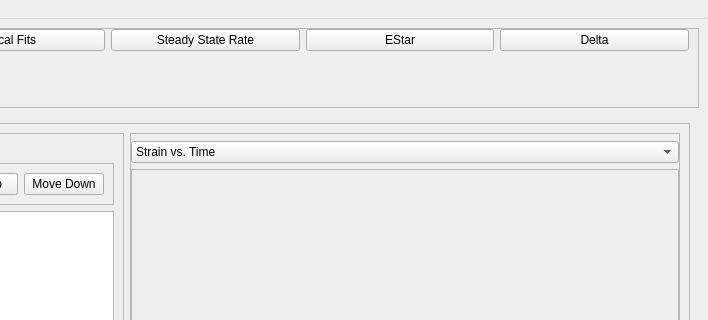
sd-brady/creeper, file src/frontend/designer/ui_main.ui: the form before one commit; both pictures show x 492 to 1200 and y 0 to 320 of the 1200 by 919 pixel window.
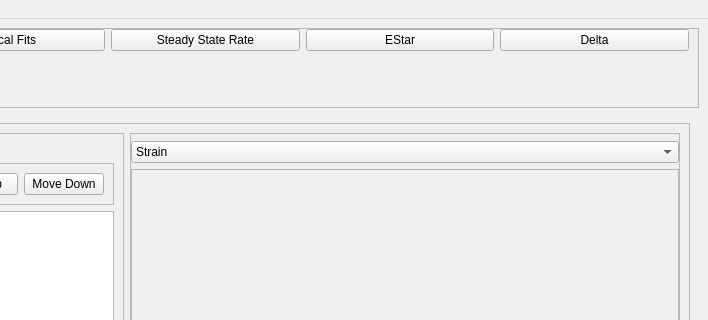
The form after the commit.

Commit message: Implementation of unit system complete (for "Test Suite"" tab). Will merge to master now.

What changed in the file:
```diff
--- a/src/frontend/designer/ui_main.ui
+++ b/src/frontend/designer/ui_main.ui
@@ -409,7 +409,7 @@
                <widget class="QComboBox" name="combo_ts_plotpicker">
                 <item>
                  <property name="text">
-                  <string>Strain vs. Time</string>
+                  <string>Strain</string>
                  </property>
                 </item>
                 <item>
```
Left out of the diff: 10 changed lines with no effect on the pictures. The commit also changes 7 other files.
